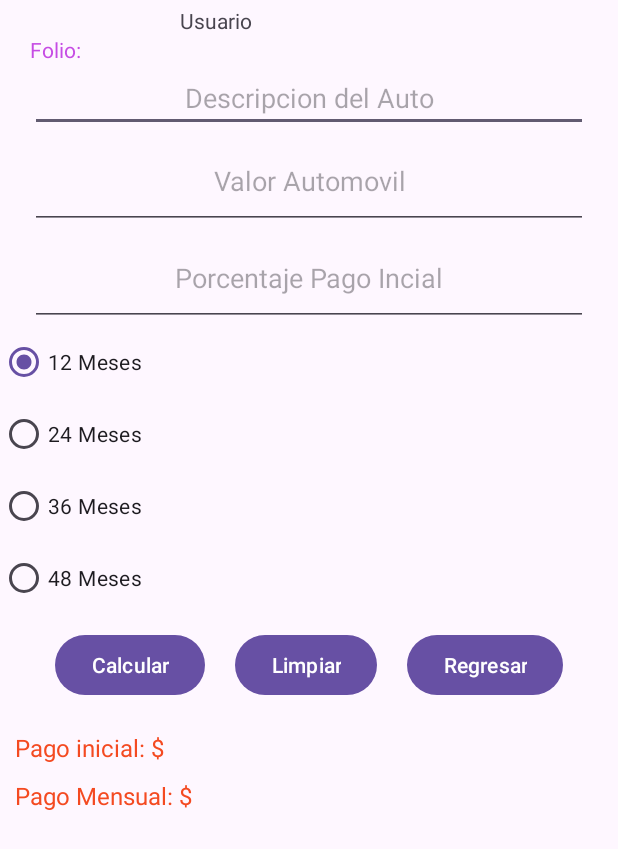
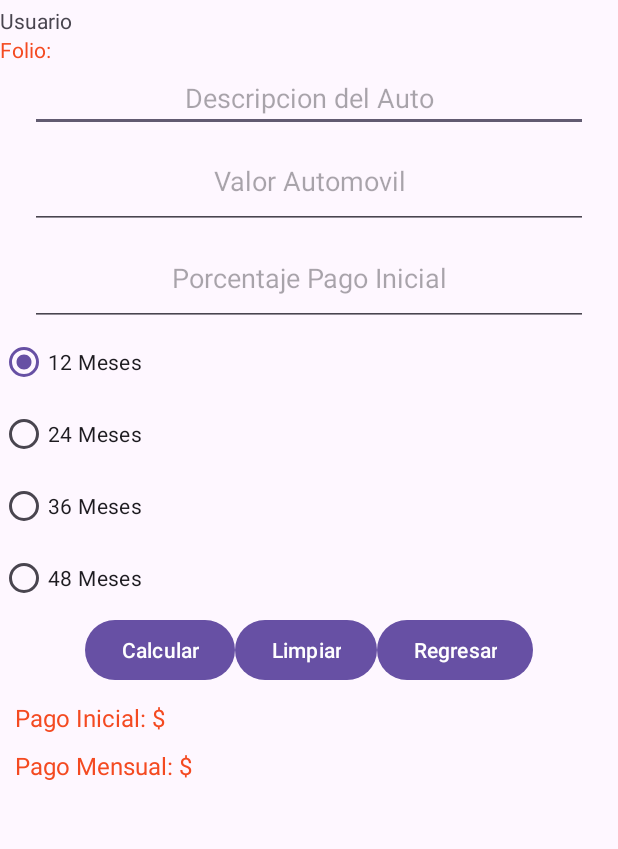
Before and after one commit to CarolVGarcia/programacionmovil, an Android app: the layout activity_cotizacion.xml on its own in the app's theme, with its tools: preview values and no code run, on a phone screen of 412 x 824 dp. Shown: the top 849 px of the screen. Run offline under Robolectric (Android 15) with nearby library versions, the phone set to English and light mode, and no system bars.

Commit message:
Practica cotizacion corregida

```diff
--- a/app/src/main/res/layout/activity_cotizacion.xml
+++ b/app/src/main/res/layout/activity_cotizacion.xml
@@ -7,70 +7,60 @@
     android:layout_height="match_parent"
     tools:context=".CotizacionActivity">
 
-
     <LinearLayout
         android:layout_width="match_parent"
-        android:layout_height="match_parent"
+        android:layout_height="wrap_content"
         android:orientation="vertical"
-        tools:layout_editor_absoluteX="-90dp"
-        tools:layout_editor_absoluteY="0dp">
+        tools:ignore="MissingConstraints">
 
         <TextView
-            android:id="@+id/txtUsuario"
             android:layout_width="match_parent"
             android:layout_height="wrap_content"
-            android:layout_marginLeft="120dp"
+            android:id="@+id/txtUsuario"
             android:layout_marginTop="4dp"
             android:text="Usuario">
-
         </TextView>
 
         <TextView
-            android:id="@+id/txtFolio"
             android:layout_width="match_parent"
             android:layout_height="wrap_content"
-            android:layout_marginLeft="20dp"
+            android:id="@+id/txtFolio"
             android:text="Folio: "
-            android:textColor="@color/mio">
-
+            android:textColor="@color/toyota">
         </TextView>
 
         <EditText
-            android:id="@+id/txtDescribir"
             android:layout_width="match_parent"
             android:layout_height="wrap_content"
+            android:id="@+id/txtDescripcion"
+            android:hint="Descripcion del Auto"
+            android:gravity="center"
             android:layout_marginLeft="20dp"
-            android:layout_marginRight="20dp"
-            android:gravity="center"
-            android:hint="Descripcion del Auto">
-
+            android:layout_marginRight="20dp">
         </EditText>
 
         <EditText
-            android:id="@+id/txtValor"
             android:layout_width="match_parent"
             android:layout_height="wrap_content"
+            android:id="@+id/txtValor"
+            android:hint="Valor Automovil"
+            android:gravity="center"
             android:layout_marginLeft="20dp"
             android:layout_marginRight="20dp"
-            android:gravity="center"
-            android:hint="Valor Automovil"
             android:inputType="number"
             android:padding="20dp">
-
         </EditText>
 
-
         <EditText
-            android:id="@+id/txtPorPagoInicial"
             android:layout_width="match_parent"
             android:layout_height="wrap_content"
+            android:id="@+id/txtPorPagoInicial"
+            android:hint="Porcentaje Pago Inicial"
+            android:gravity="center"
             android:layout_marginLeft="20dp"
             android:layout_marginRight="20dp"
-            android:gravity="center"
-            android:hint="Porcentaje Pago Incial"
             android:inputType="number"
             android:padding="20dp">
-
         </EditText>
 
             <LinearLayout
@@ -117,62 +107,48 @@
         <LinearLayout
             android:layout_width="fill_parent"
             android:layout_height="wrap_content"
-            android:gravity="center"
-            android:orientation="horizontal">
-
+            android:orientation="horizontal"
+            android:gravity="center">
             <Button
-                android:id="@+id/btbCalcular"
                 android:layout_width="wrap_content"
                 android:layout_height="wrap_content"
-                android:layout_margin="10dp"
+                android:id="@+id/BtnCalcular"
                 android:text="Calcular">
-
             </Button>
-
             <Button
-                android:id="@+id/btbLimpiar"
                 android:layout_width="wrap_content"
                 android:layout_height="wrap_content"
-                android:layout_margin="10dp"
+                android:id="@+id/BtnLimpiar"
                 android:text="Limpiar">
-
             </Button>
-
             <Button
-                android:id="@+id/btbRegresar"
                 android:layout_width="wrap_content"
                 android:layout_height="wrap_content"
-                android:layout_margin="10dp"
+                android:id="@+id/BtnCerrar"
                 android:text="Regresar">
-
             </Button>
-
         </LinearLayout>
 
         <TextView
             android:layout_width="match_parent"
             android:layout_height="wrap_content"
             android:id="@+id/txtPagoInicial"
-            android:text="Pago inicial: $"
             android:layout_marginLeft="10dp"
+            android:text="Pago Inicial: $"
             android:textColor="@color/toyota"
             android:textSize="16dp"
             android:paddingTop="10dp">
-
         </TextView>
-
         <TextView
             android:layout_width="match_parent"
             android:layout_height="wrap_content"
             android:id="@+id/txtPagoMensual"
-            android:text="Pago Mensual: $"
             android:layout_marginLeft="10dp"
+            android:text="Pago Mensual: $ "
             android:textColor="@color/toyota"
             android:textSize="16dp"
             android:paddingTop="10dp">
-
         </TextView>
-
 
     </LinearLayout>
 
```
Also changed, not shown: app/src/main/java/com/example/appholamundo1/Cotizacion.java (renamed from app/src/main/java/com/example/appholamundo1/cotizacion.java, +27 -32 lines), app/src/main/java/com/example/appholamundo1/CotizacionActivity.java (+45 -62 lines), app/src/main/java/com/example/appholamundo1/cotizacionIngresoActivity.java (+11 -7 lines), app/src/main/res/layout/activity_cotizacion_ingreso.xml (+5 -10 lines). Lines whose indentation alone changed are shown as unchanged.
